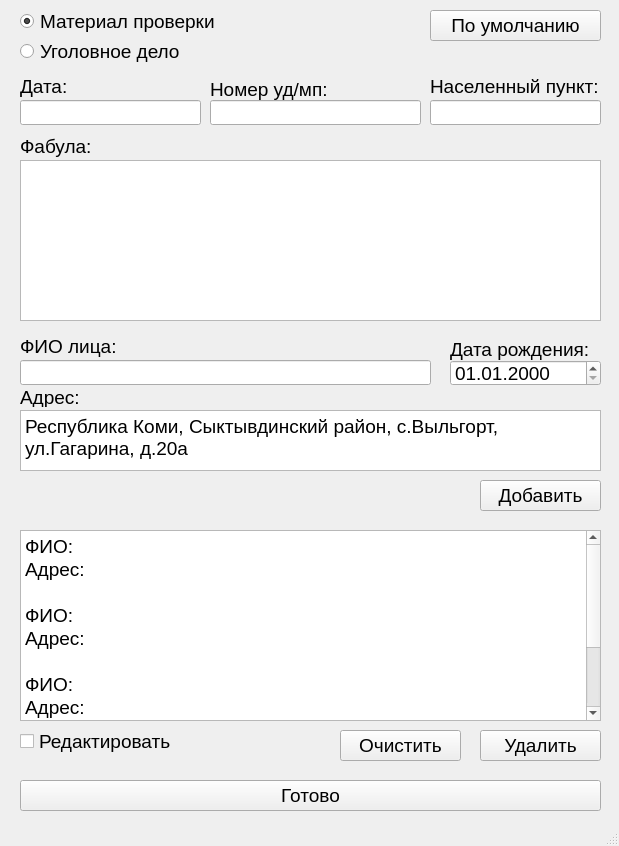
PanyukovNN/Req-Qt, file req.ui: the form before one commit.
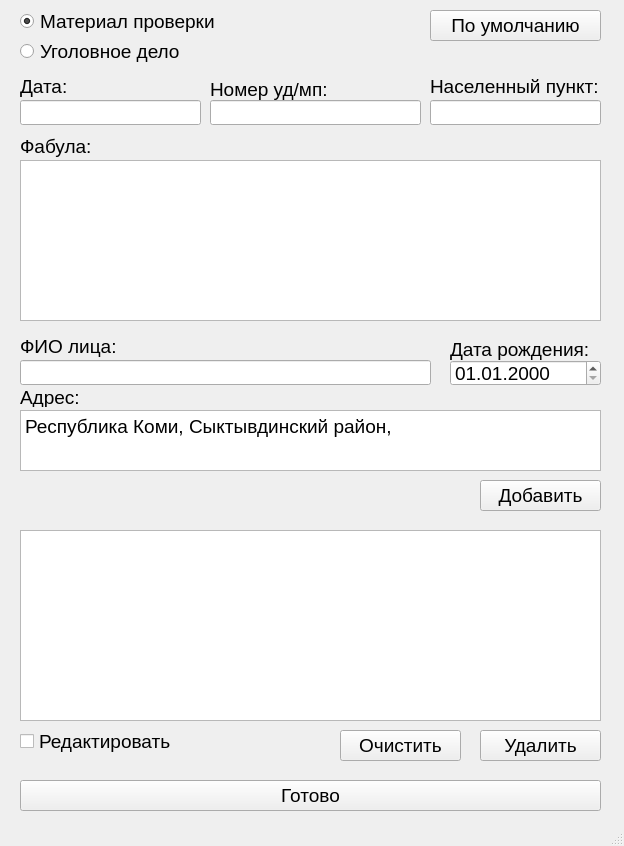
The form after the commit.

What changed in the file:
```diff
--- a/req.ui
+++ b/req.ui
@@ -6,10 +6,16 @@
    <rect>
     <x>0</x>
     <y>0</y>
-    <width>619</width>
+    <width>624</width>
     <height>846</height>
    </rect>
   </property>
+  <property name="sizePolicy">
+   <sizepolicy hsizetype="Fixed" vsizetype="Fixed">
+    <horstretch>0</horstretch>
+    <verstretch>0</verstretch>
+   </sizepolicy>
+  </property>
   <property name="windowTitle">
    <string>ReqQt</string>
   </property>
@@ -126,17 +132,7 @@
      <bool>true</bool>
     </property>
     <property name="plainText">
-     <string>ФИО:
-Адрес:
-
-ФИО:
-Адрес:
-
-ФИО:
-Адрес:
-
-ФИО:
-Адрес:</string>
+     <string/>
     </property>
    </widget>
    <widget class="QPushButton" name="readyButton">
@@ -277,9 +273,9 @@
    <widget class="QLabel" name="label_6">
     <property name="geometry">
      <rect>
-      <x>240</x>
+      <x>190</x>
       <y>730</y>
-      <width>161</width>
+      <width>121</width>
       <height>21</height>
      </rect>
     </property>
@@ -373,13 +369,19 @@
       <height>61</height>
      </rect>
     </property>
+    <property name="sizePolicy">
+     <sizepolicy hsizetype="Fixed" vsizetype="Fixed">
+      <horstretch>0</horstretch>
+      <verstretch>0</verstretch>
+     </sizepolicy>
+    </property>
     <property name="font">
      <font>
       <pointsize>14</pointsize>
      </font>
     </property>
     <property name="plainText">
-     <string>Республика Коми, Сыктывдинский район, с.Выльгорт, ул.Гагарина, д.20а</string>
+     <string>Республика Коми, Сыктывдинский район,</string>
     </property>
    </widget>
    <widget class="QPushButton" name="addPersonButton">
```
Left out of the diff: 9 changed lines with no effect on the pictures.
